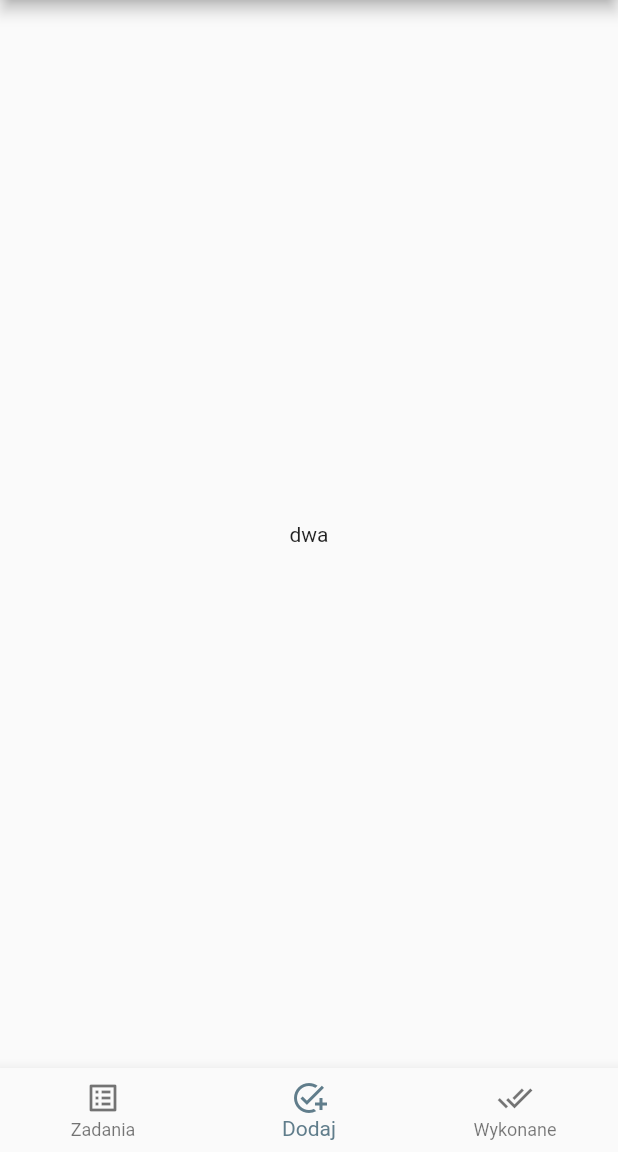
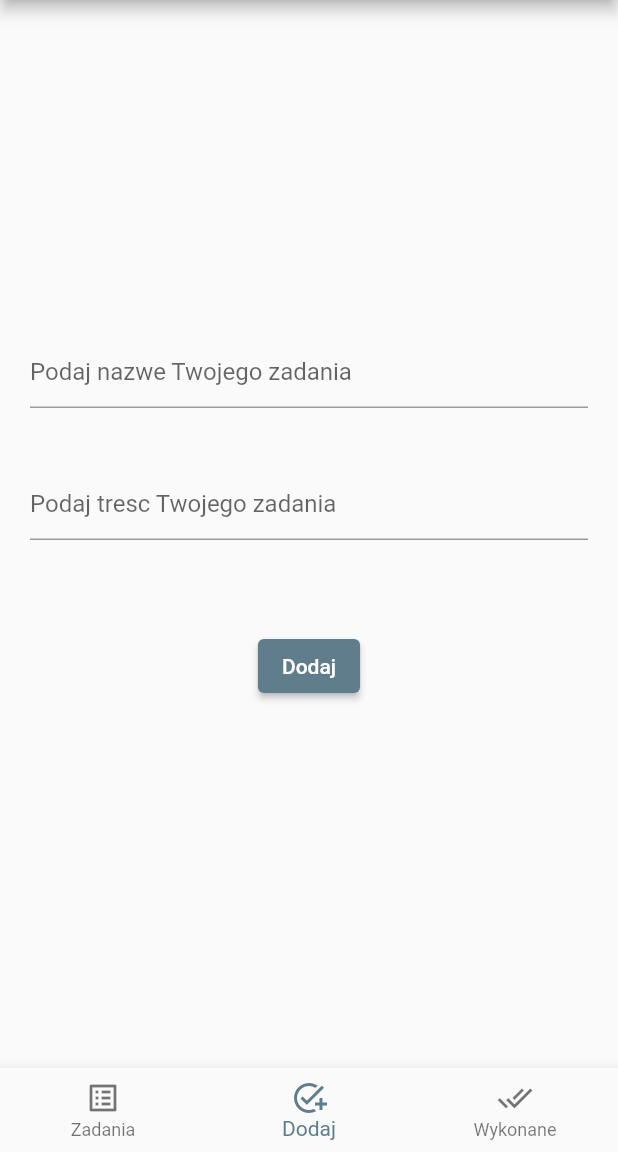
Before and after one commit to nataliakrawczuk/my_goals, a Flutter app: the screen it shows once a user with an empty profile is signed in, item 2 of the bottom bar chosen, on a phone screen of 412 x 824 dp, the part 84-1236 px from its top. Run offline on Flutter 3.47's test engine with Material 2 defaults, Android fonts, the phone set to English and light mode, and no system bars; our stand-ins replace cloud_firestore, firebase_auth, firebase_core; missing offline and left inert: flutterfire_ui; accounts and stored records are empty.

Commit message:
Implement adding goals

```diff
--- a/lib/app/home/add_goals/add_goals_page.dart
+++ b/lib/app/home/add_goals/add_goals_page.dart
@@ -1,12 +1,64 @@
+import 'package:cloud_firestore/cloud_firestore.dart';
 import 'package:flutter/material.dart';
 
-class AddPageContent extends StatelessWidget {
+class AddPageContent extends StatefulWidget {
   const AddPageContent({
     Key? key,
   }) : super(key: key);
 
   @override
+  State<AddPageContent> createState() => _AddPageContentState();
+}
+
+class _AddPageContentState extends State<AddPageContent> {
+  var goalTitle = '';
+  var goalContent = '';
+  @override
   Widget build(BuildContext context) {
-    return const Center(child: Text('dwa'));
+    return Center(
+        child: Column(
+      mainAxisAlignment: MainAxisAlignment.center,
+      children: [
+        Padding(
+          padding: const EdgeInsets.all(20.0),
+          child: TextField(
+            decoration: const InputDecoration(
+              hintText: 'Podaj nazwe Twojego zadania',
+            ),
+            onChanged: (newValue) {
+              setState(() {
+                goalTitle = newValue;
+              });
+            },
+          ),
+        ),
+        Padding(
+          padding: const EdgeInsets.all(20.0),
+          child: TextField(
+            decoration: const InputDecoration(
+              hintText: 'Podaj tresc Twojego zadania',
+            ),
+            onChanged: (newValue) {
+              setState(() {
+                goalContent = newValue;
+              });
+            },
+          ),
+        ),
+        Padding(
+          padding: const EdgeInsets.all(40.0),
+          child: ElevatedButton(
+            onPressed: () {
+              FirebaseFirestore.instance.collection('goals').add({
+                'title': goalTitle,
+                'goal': goalContent,
+                'rating': 3.0,
+              });
+            },
+            child: const Text('Dodaj'),
+          ),
+        ),
+      ],
+    ));
   }
 }
```
